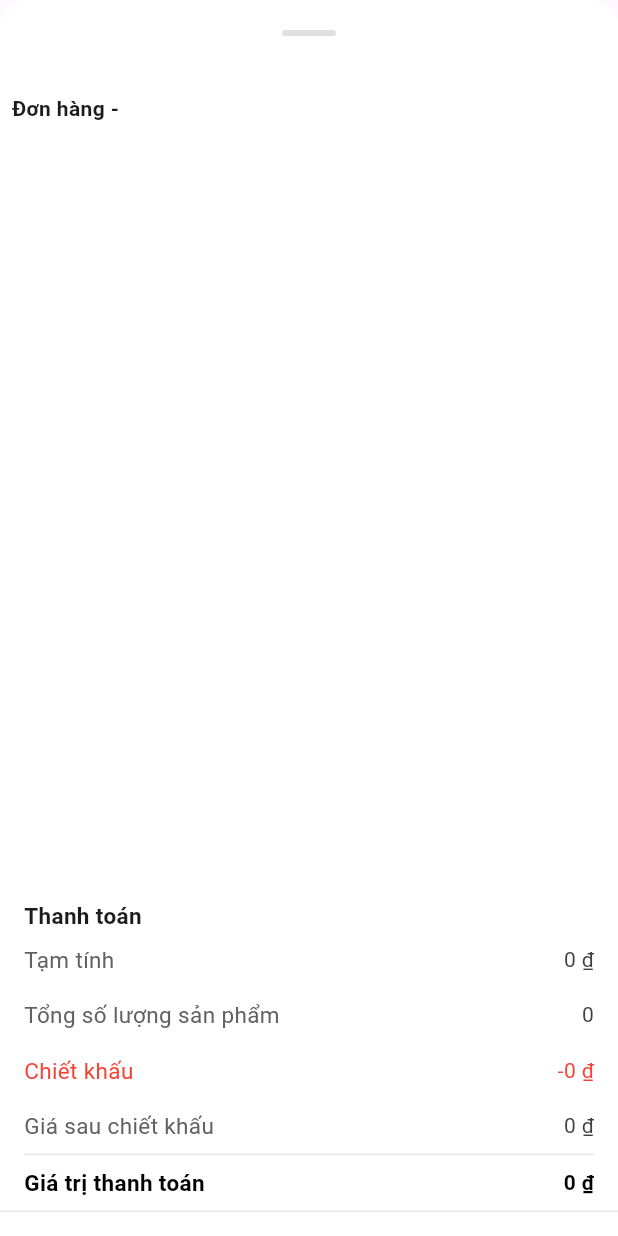
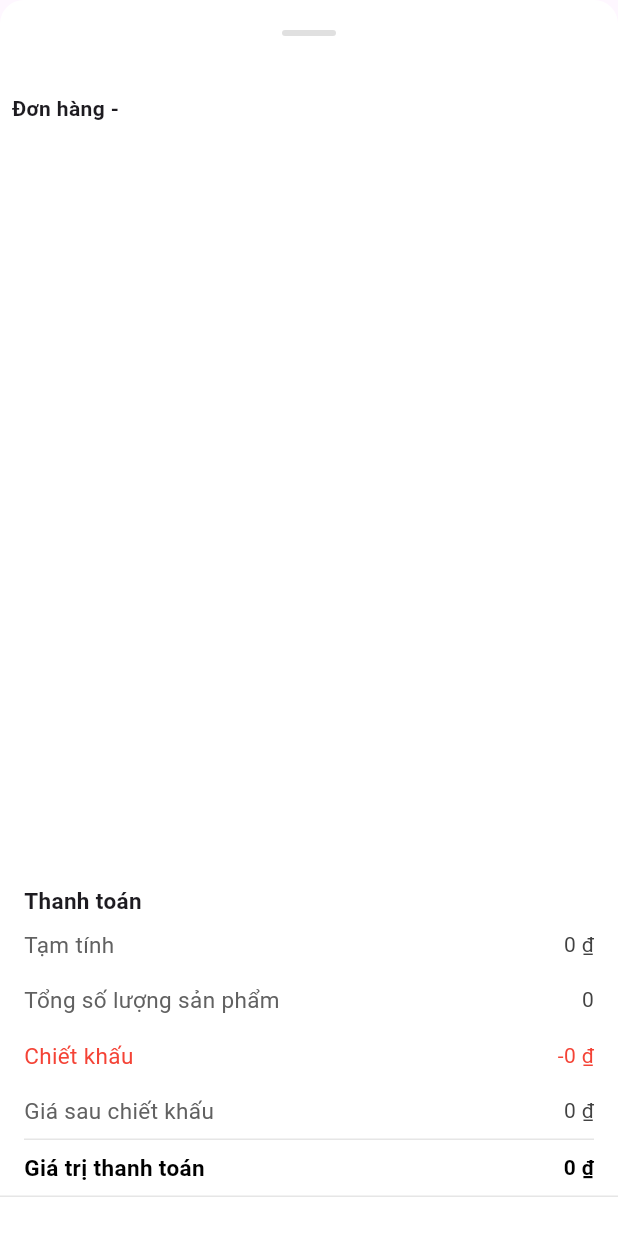
Before and after one commit to tritoan24/HOconnectBiz, a Flutter app: the ChiTietDonHang widget shown alone on an empty page, opened directly with empty values, on a phone screen of 412 x 824 dp. Run offline on Flutter 3.47's test engine with Material 3 defaults, Android fonts, the phone set to English and light mode, and no system bars; our stand-ins replace carousel_slider, convex_bottom_bar, device_info_plus, dropdown_button2, firebase_core, flutter_dotenv and 17 more; missing offline and left inert: dart:ffi, flutter_facebook_auth, form_builder_image_picker, onesignal_flutter; accounts and stored records are empty; network calls fail; project files that could hold a hidden picture were left out.

Commit message:
tritoan FIX UI create order

```diff
--- a/lib/screens/tin_mua_hang/chi_tiet_don_hang.dart
+++ b/lib/screens/tin_mua_hang/chi_tiet_don_hang.dart
@@ -67,6 +67,7 @@ class _ChiTietDonHangState extends State<ChiTietDonHang> {
   @override
   Widget build(BuildContext context) {
     return Container(
+      padding: const EdgeInsets.only(bottom: 10),
       decoration: const BoxDecoration(
         color: Colors.white,
         borderRadius: BorderRadius.only(
```
